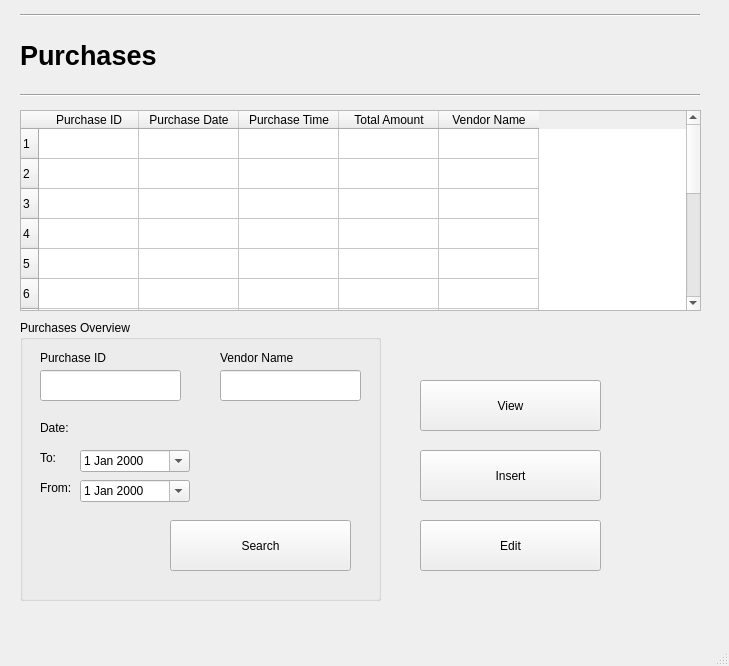
The window that Screens/Purchase.ui (basil-ali-khan/Inventory-Management-System) describes before a commit, drawn with Qt 5.
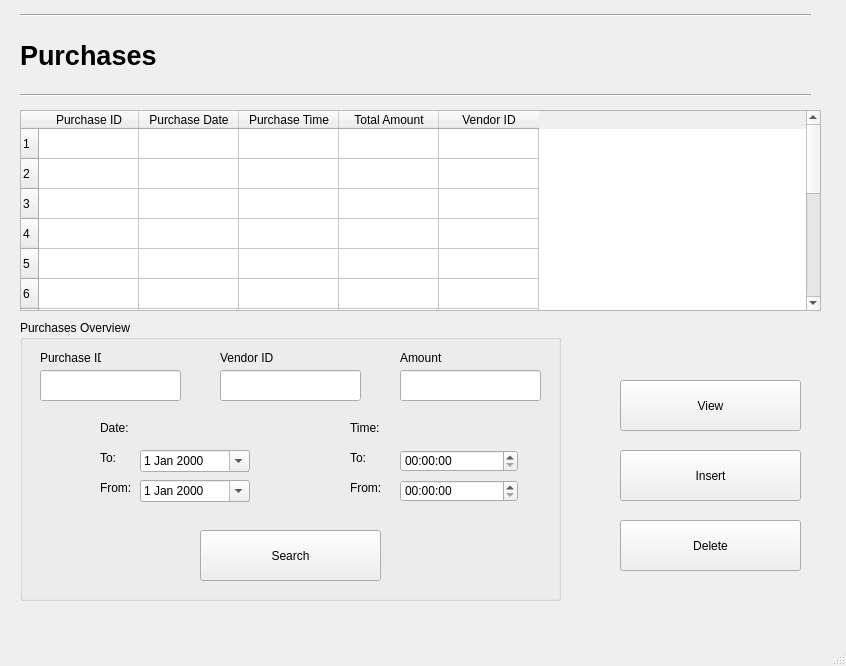
The same window after the commit.

The edit to the form file:
```diff
--- a/Screens/Purchase.ui
+++ b/Screens/Purchase.ui
@@ -6,7 +6,7 @@
    <rect>
     <x>0</x>
     <y>0</y>
-    <width>729</width>
+    <width>846</width>
     <height>666</height>
    </rect>
   </property>
@@ -19,7 +19,7 @@
      <rect>
       <x>20</x>
       <y>30</y>
-      <width>191</width>
+      <width>141</width>
       <height>51</height>
      </rect>
     </property>
@@ -39,7 +39,7 @@
      <rect>
       <x>20</x>
       <y>80</y>
-      <width>680</width>
+      <width>791</width>
       <height>31</height>
      </rect>
     </property>
@@ -59,7 +59,7 @@
      <rect>
       <x>20</x>
       <y>110</y>
-      <width>681</width>
+      <width>801</width>
       <height>201</height>
      </rect>
     </property>
@@ -160,21 +160,21 @@
     </column>
     <column>
      <property name="text">
-      <string>Vendor Name</string>
+      <string>Vendor ID</string>
      </property>
     </column>
    </widget>
    <widget class="QPushButton" name="pushButton">
     <property name="geometry">
      <rect>
-      <x>420</x>
+      <x>620</x>
       <y>520</y>
       <width>181</width>
       <height>51</height>
      </rect>
     </property>
     <property name="text">
-     <string>Edit</string>
+     <string>Delete</string>
     </property>
    </widget>
    <widget class="QGroupBox" name="groupBox">
@@ -182,7 +182,7 @@
      <rect>
       <x>20</x>
       <y>320</y>
-      <width>361</width>
+      <width>541</width>
       <height>281</height>
      </rect>
     </property>
@@ -194,7 +194,7 @@
       <rect>
        <x>20</x>
        <y>30</y>
-       <width>71</width>
+       <width>61</width>
        <height>16</height>
       </rect>
      </property>
@@ -215,7 +215,7 @@
     <widget class="QLabel" name="label_4">
      <property name="geometry">
       <rect>
-       <x>20</x>
+       <x>80</x>
        <y>100</y>
        <width>55</width>
        <height>16</height>
@@ -240,18 +240,18 @@
       <rect>
        <x>200</x>
        <y>30</y>
-       <width>91</width>
+       <width>55</width>
        <height>16</height>
       </rect>
      </property>
      <property name="text">
-      <string>Vendor Name</string>
+      <string>Vendor ID</string>
      </property>
     </widget>
     <widget class="QLabel" name="label_6">
      <property name="geometry">
       <rect>
-       <x>20</x>
+       <x>80</x>
        <y>130</y>
        <width>55</width>
        <height>16</height>
@@ -264,7 +264,7 @@
     <widget class="QDateEdit" name="dateEdit_2">
      <property name="geometry">
       <rect>
-       <x>60</x>
+       <x>120</x>
        <y>130</y>
        <width>110</width>
        <height>22</height>
@@ -277,7 +277,7 @@
     <widget class="QLabel" name="label_7">
      <property name="geometry">
       <rect>
-       <x>20</x>
+       <x>80</x>
        <y>160</y>
        <width>55</width>
        <height>16</height>
@@ -290,7 +290,7 @@
     <widget class="QDateEdit" name="dateEdit_3">
      <property name="geometry">
       <rect>
-       <x>60</x>
+       <x>120</x>
        <y>160</y>
        <width>110</width>
        <height>22</height>
@@ -300,11 +300,70 @@
       <bool>true</bool>
      </property>
     </widget>
+    <widget class="QLabel" name="label_9">
+     <property name="geometry">
+      <rect>
+       <x>330</x>
+       <y>130</y>
+       <width>55</width>
+       <height>16</height>
+      </rect>
+     </property>
+     <property name="text">
+      <string>To:</string>
+     </property>
+    </widget>
+    <widget class="QLabel" name="label_10">
+     <property name="geometry">
+      <rect>
+       <x>330</x>
+       <y>160</y>
+       <width>55</width>
+       <height>16</height>
+      </rect>
+     </property>
+     <property name="text">
+      <string>From:</string>
+     </property>
+    </widget>
+    <widget class="QLabel" name="label_11">
+     <property name="geometry">
+      <rect>
+       <x>330</x>
+       <y>100</y>
+       <width>55</width>
+       <height>16</height>
+      </rect>
+     </property>
+     <property name="text">
+      <string>Time:</string>
+     </property>
+    </widget>
+    <widget class="QTimeEdit" name="timeEdit">
+     <property name="geometry">
+      <rect>
+       <x>380</x>
+       <y>130</y>
+       <width>118</width>
+       <height>22</height>
+      </rect>
+     </property>
+    </widget>
+    <widget class="QTimeEdit" name="timeEdit_2">
+     <property name="geometry">
+      <rect>
+       <x>380</x>
+       <y>160</y>
+       <width>118</width>
+       <height>22</height>
+      </rect>
+     </property>
+    </widget>
     <widget class="QPushButton" name="pushButton_2">
      <property name="geometry">
       <rect>
-       <x>150</x>
-       <y>200</y>
+       <x>180</x>
+       <y>210</y>
        <width>181</width>
        <height>51</height>
       </rect>
@@ -313,13 +372,39 @@
       <string>Search</string>
      </property>
     </widget>
+    <widget class="QLabel" name="label_12">
+     <property name="geometry">
+      <rect>
+       <x>380</x>
+       <y>30</y>
+       <width>81</width>
+       <height>16</height>
+      </rect>
+     </property>
+     <property name="text">
+      <string>Amount</string>
+     </property>
+    </widget>
+    <widget class="QLineEdit" name="lineEdit_6">
+     <property name="geometry">
+      <rect>
+       <x>380</x>
+       <y>50</y>
+       <width>141</width>
+       <height>31</height>
+      </rect>
+     </property>
+     <property name="text">
+      <string/>
+     </property>
+    </widget>
    </widget>
    <widget class="Line" name="line_2">
     <property name="geometry">
      <rect>
       <x>20</x>
       <y>0</y>
-      <width>680</width>
+      <width>791</width>
       <height>31</height>
      </rect>
     </property>
@@ -337,7 +422,7 @@
    <widget class="QPushButton" name="pushButton_3">
     <property name="geometry">
      <rect>
-      <x>420</x>
+      <x>620</x>
       <y>450</y>
       <width>181</width>
       <height>51</height>
@@ -350,7 +435,7 @@
    <widget class="QPushButton" name="pushButton_4">
     <property name="geometry">
      <rect>
-      <x>420</x>
+      <x>620</x>
       <y>380</y>
       <width>181</width>
       <height>51</height>
```
Left out of the diff: 4 changed lines with no effect on the pictures.
